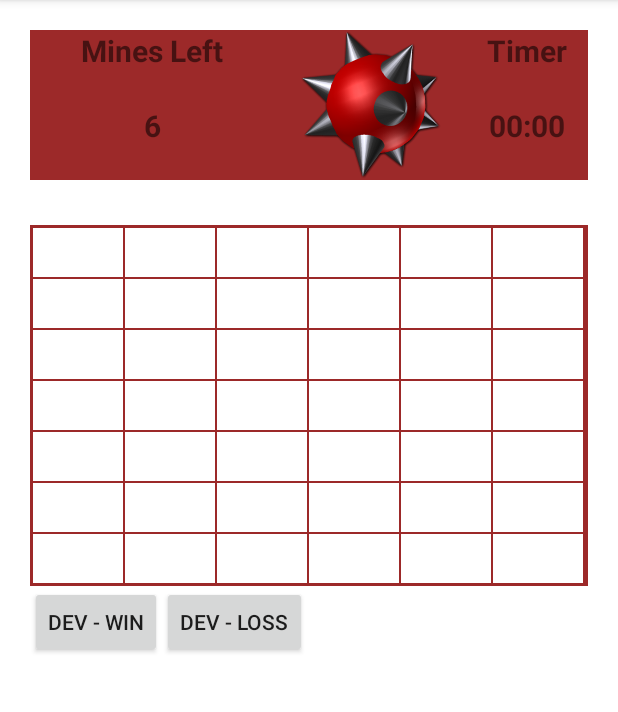
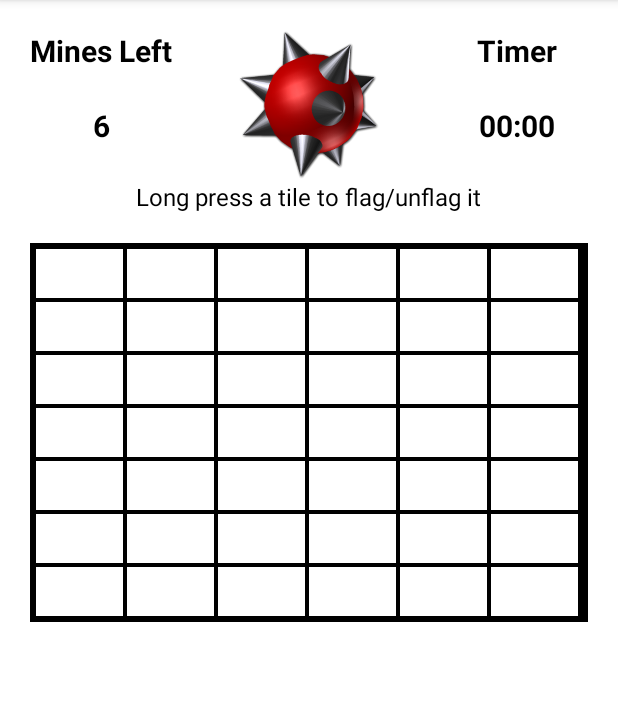
Before and after one commit to vbgithub92/Minesweeper, an Android app: the screen it shows after launch (GameActivity), after a tap on "PLAY", on a phone screen of 412 x 824 dp, the part 84-796 px from its top. Run offline under Robolectric (Android 15) with nearby library versions, the phone set to English and light mode, and no system bars.

Commit message:
no message

```diff
--- a/app/src/main/java/androiddev/minesweeper/GameActivity.java
+++ b/app/src/main/java/androiddev/minesweeper/GameActivity.java
@@ -8,6 +8,7 @@ import android.os.Bundle;
 import android.os.Vibrator;
 import android.util.Log;
 import android.view.View;
+import android.view.WindowManager;
 import android.widget.AdapterView;
 import android.widget.Button;
 import android.widget.GridView;
@@ -35,12 +36,8 @@ public class GameActivity extends AppCompatActivity {
     private GridView gridView;
     private TileAdapter tileAdapter;
 
-
-
     private TextView minesLeftTextView;
     private TextView gameTimeTextView;
-    private ImageView restartIconImageView;
-
 
     // For responsiveness
     private Vibrator vibe;
@@ -63,12 +60,10 @@ public class GameActivity extends AppCompatActivity {
 
         gameTimeTextView = findViewById(R.id.timerTextView);
 
-        restartIconImageView = findViewById(R.id.restartIcon);
-
         gridView = (GridView)findViewById(R.id.gridView);
         gridView.setNumColumns(theGame.getDifficulty().getBoardColsNum());
-        gridView.setVerticalSpacing(2);
-        gridView.setHorizontalSpacing(2);
+        gridView.setVerticalSpacing(4);
+        gridView.setHorizontalSpacing(4);
 
         tileAdapter = new TileAdapter(getApplicationContext(), theGame);
         gridView.setAdapter(tileAdapter);
@@ -78,12 +73,11 @@ public class GameActivity extends AppCompatActivity {
             @Override
             public void onItemClick(AdapterView<?> parent, View view, int position, long id) {
 
-                vibe.vibrate(80);
-                Log.d("TAP","Tapped tile at pos " + position);
+                if(!theGame.getTile(position).isTapped())
+                    vibe.vibrate(80);
 
                 Tile tappedTile = (Tile)gridView.getAdapter().getItem(position);
                 theGame.tapTile(tappedTile);
-
 
                 // Check game end
                 if(theGame.isGameOver()) {
@@ -102,8 +96,8 @@ public class GameActivity extends AppCompatActivity {
             @Override
             public boolean onItemLongClick(AdapterView<?> parent, View view, int position, long id) {
 
-                vibe.vibrate(80);
-                Log.d("FlAG", "Flagged tile at pos " + position);
+                if(!theGame.getTile(position).isTapped())
+                    vibe.vibrate(80);
 
                 Tile FlaggedTile = (Tile) gridView.getAdapter().getItem(position);
                 theGame.flagTile(FlaggedTile);
@@ -122,9 +116,82 @@ public class GameActivity extends AppCompatActivity {
         });
 
 
+        updateDisplay();
+
+
+    }
+
+    public void restartIconClicked(View view) {
+
+        Intent intent = new Intent(this, GameActivity.class);
+        Bundle b = new Bundle();
+        b.putString(DIFFICULTY_KEY, difficulty.getDifficultyName());
+
+        intent.putExtra(BUNDLE_KEY, b);
+
+        startActivity(intent);
+
+    }
+
+    public void finishGame(boolean wonGame) {
+
+        Intent intent = new Intent(this, ResultActivity.class);
+
+        // For testing
+        Bundle b = new Bundle();
+
+        String resultString;
+        if(wonGame) {
+            resultString = "Win";
+            theGame.flagAllMines();
+            tileAdapter.notifyDataSetChanged();
+        }
+        else {
+            resultString = "Loss";
+            theGame.showAllMines();
+            tileAdapter.notifyDataSetChanged();
+        }
+
+        b.putString(RESULT_KEY, resultString);
+        b.putString(MINES_LEFT_KEY, String.valueOf(theGame.getNumOfMinesLeft()));
+        b.putString(FINISHED_IN_KEY, formatGameTime(theGame.getGameTime()));
+        b.putString(DIFFICULTY_KEY , theGame.getDifficulty().getDifficultyName());
+        intent.putExtra(BUNDLE_KEY, b);
+
+        startActivity(intent);
+
+
+    }
+
+    public String formatGameTime(long gameTime){
+
+        int gameMinutes = (int)(gameTime / 1000)/60;
+        int gameSeconds = (int)(gameTime / 1000)%60;
+        String formattedString = String.format("%02d:%02d", gameMinutes, gameSeconds);
+        return formattedString;
+    }
+
+    private void updateDisplay() {
+        Timer timer = new Timer();
+        timer.schedule(new TimerTask() {
+
+            @Override
+            public void run() {
+                if (!(theGame.getGameStrTime() == 0)) {
+                    runOnUiThread(new Runnable() {
+                        @Override
+                        public void run() {
+                            gameTimeTextView.setText(formatGameTime(System.currentTimeMillis() - theGame.getGameStrTime()));
+                        }
+                    });
+                }
+            }
+        },0,1000);//Update text every second
     }
 
 
+    // ------------------- DEV ---------------------
+    /*
     public void devWinButtonPressed(View view) {
 
         Intent intent = new Intent(this, ResultActivity.class);
@@ -157,49 +224,5 @@ public class GameActivity extends AppCompatActivity {
         startActivity(intent);
     }
 
-
-
-    public void restartIconClicked(View view) {
-
-        Intent intent = new Intent(this, GameActivity.class);
-        Bundle b = new Bundle();
-        b.putString(DIFFICULTY_KEY, difficulty.getDifficultyName());
-
-        intent.putExtra(BUNDLE_KEY, b);
-
-        startActivity(intent);
-
-    }
-
-    public void finishGame(boolean wonGame) {
-
-        Intent intent = new Intent(this, ResultActivity.class);
-
-        // For testing
-        Bundle b = new Bundle();
-
-        String resultString;
-        if(wonGame)
-            resultString = "Win";
-        else
-            resultString = "Loss";
-
-        b.putString(RESULT_KEY, resultString);
-        b.putString(MINES_LEFT_KEY, String.valueOf(theGame.getNumOfMinesLeft()));
-        b.putString(FINISHED_IN_KEY, formatGameTime(theGame.getGameTime()));
-        b.putString(DIFFICULTY_KEY , theGame.getDifficulty().getDifficultyName());
-        intent.putExtra(BUNDLE_KEY, b);
-
-        startActivity(intent);
-
-    }
-
-    public String formatGameTime(long gameTime){
-
-        int gameMinutes = (int)(gameTime / 1000)/60;
-        int gameSeconds = (int)(gameTime / 1000)%60;
-        String formattedString = String.format("%02d:%02d", gameMinutes, gameSeconds);
-        return formattedString;
-    }
-
+*/
 }
--- a/app/src/main/java/androiddev/minesweeper/TileView.java
+++ b/app/src/main/java/androiddev/minesweeper/TileView.java
@@ -12,7 +12,6 @@ import androidx.appcompat.widget.AppCompatButton;
 
 public class TileView extends AppCompatButton {
 
-
     public TileView(Context context) {
         super(context);
 
@@ -22,4 +21,5 @@ public class TileView extends AppCompatButton {
         setBackgroundColor(Color.WHITE);
 
     }
+
 }
--- a/app/src/main/res/layout/activity_game.xml
+++ b/app/src/main/res/layout/activity_game.xml
@@ -21,9 +21,10 @@
             android:layout_width="match_parent"
             android:layout_height="wrap_content"
             android:layout_gravity="center"
-            android:background="@color/colorAccent"
+            android:background="#FFFFFF"
             android:columnCount="3"
             android:rowCount="2"
+            android:columnWidth="90dp"
             >
 
             <TextView
@@ -32,9 +33,10 @@
                 android:text="@string/mines_left"
                 android:textSize="20sp"
                 android:textStyle="bold"
+                android:textColor="#000000"
                 android:textAlignment="center"
                 android:gravity="center"
-                android:layout_columnWeight="1">
+                android:layout_columnWeight="0">
             </TextView>
 
             <ImageView
@@ -46,7 +48,7 @@
                 android:layout_row="0"
                 android:layout_rowSpan="2"
                 android:layout_gravity="center"
-                android:layout_columnWeight="1"
+                android:layout_columnWeight="2"
                 android:onClick="restartIconClicked"
                 />
 
@@ -56,6 +58,7 @@
                 android:text="@string/timer"
                 android:textSize="20sp"
                 android:textStyle="bold"
+                android:textColor="#000000"
                 android:textAlignment="center"
                 android:layout_gravity="center"
                 android:layout_columnWeight="1">
@@ -64,22 +67,23 @@
             <!-- Second Row -->
             <TextView
                 android:id="@+id/minesLeftTextView"
+                android:layout_width="wrap_content"
+                android:layout_row="1"
                 android:layout_column="0"
-                android:layout_row="1"
+                android:layout_columnWeight="1"
+                android:layout_gravity="center"
                 android:text="0"
+                android:textColor="#000000"
+                android:textAlignment="center"
                 android:textSize="20sp"
-                android:textStyle="bold"
-                android:textAlignment="center"
-                android:layout_gravity="center"
-                android:layout_columnWeight="1"
-               >
-            </TextView>
+                android:textStyle="bold"></TextView>
 
             <TextView
                 android:id="@+id/timerTextView"
                 android:layout_column="2"
                 android:layout_row="1"
                 android:text="00:00"
+                android:textColor="#000000"
                 android:textSize="20sp"
                 android:textStyle="bold"
                 android:textAlignment="center"
@@ -90,19 +94,31 @@
 
         </GridLayout>
 
+        <TextView
+            android:layout_width="wrap_content"
+            android:layout_height="wrap_content"
+            android:layout_gravity="center"
+            android:text="@string/controlsPrompt"
+            android:textColor="#000000"
+            android:textSize="16sp">
+
+        </TextView>
+
         <Space
             android:layout_width="match_parent"
-            android:layout_height="30dp" />
+            android:layout_height="20dp" />
 
         <GridView
             android:id="@+id/gridView"
-            android:background="@color/colorAccent"
+            android:background="@color/colorGridBackground"
             android:numColumns="3"
             android:layout_width="wrap_content"
             android:layout_height="wrap_content"
-            android:padding="2dp"
+            android:padding="4dp"
             />
 
+
+        <!--
         <LinearLayout
             android:layout_width="wrap_content"
             android:layout_height="wrap_content"
@@ -127,7 +143,7 @@
             </Button>
 
         </LinearLayout>
-
+        -->
     </LinearLayout>
 
 </RelativeLayout>
--- a/app/src/main/res/values/strings.xml
+++ b/app/src/main/res/values/strings.xml
@@ -12,4 +12,7 @@
     <string name="game_result">Game Result</string>
     <string name="restart">Restart</string>
     <string name="main_menu">Main Menu</string>
+    <string name="flag">F</string>
+    <string name="mine">*</string>
+    <string name="controlsPrompt">Long press a tile to flag/unflag it</string>
 </resources>
```
Also changed, not shown: app/src/main/java/androiddev/minesweeper/TileAdapter.java (+3 -4 lines), app/src/main/java/androiddev/minesweeper/logic/Game.java (+31 -5 lines), app/src/main/res/drawable/flagged_button.xml (added, +14 -0 lines), app/src/main/res/drawable/flag.png.
